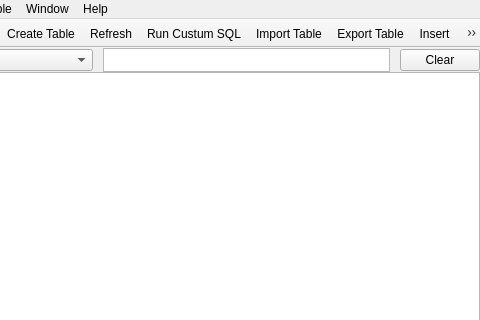
First picture: the form in mainwindow.ui, repository informationsea/Hyokai, before the edit; both pictures show x 97 to 577 and y 0 to 320 of the 577 by 493 pixel window.
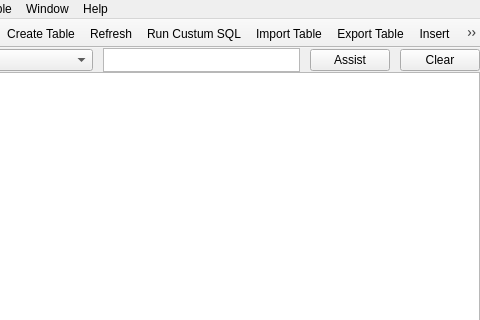
Second picture: the form after the edit. Icons and pictures are not drawn. Custom widgets are drawn as their Qt base class.

Commit message: Add assist menu to filter editor

Patch:
```diff
--- a/mainwindow.ui
+++ b/mainwindow.ui
@@ -73,6 +73,13 @@
         </property>
        </widget>
       </item>
+      <item>
+       <widget class="QPushButton" name="buttonAssist">
+        <property name="text">
+         <string>Assist</string>
+        </property>
+       </widget>
+      </item>
       <item>
        <widget class="QPushButton" name="buttonClear">
         <property name="text">
```
The commit also changes 6 other files.
